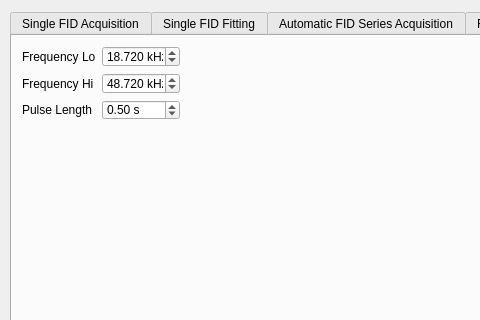
isispolneut/flynn_nmr_control, file daq_ui.ui: the form before one commit; both pictures show x 0 to 480 and y 0 to 320 of the 791 by 539 pixel window.
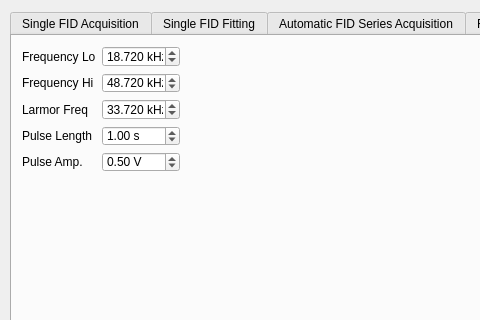
The form after the commit. The open tabs and pages were chosen to show the change.

Commit message:
Implemented working AFP. Allowed headless pulse emission.
Current default values for the AFP are NOT OPTIMIZED. Big losses. Parameter space of AFP will be explored in near future to optimize parameters.

Seperated functions that interact with DAQ so 'headless' (no GUI) scripts can be written by importing the functions from flynn.py that can emit NMR and AFP pulses.  This will allow rapid prototyping of scripts to explore the AFP parameter space.

Diff of the .ui file:
```diff
--- a/daq_ui.ui
+++ b/daq_ui.ui
@@ -1381,10 +1381,43 @@
         <x>10</x>
         <y>10</y>
         <width>158</width>
-        <height>74</height>
+        <height>126</height>
        </rect>
       </property>
       <layout class="QGridLayout" name="gridLayout_9">
+       <item row="2" column="1">
+        <widget class="QDoubleSpinBox" name="frequency_larmor_spin">
+         <property name="suffix">
+          <string> kHz</string>
+         </property>
+         <property name="decimals">
+          <number>3</number>
+         </property>
+         <property name="minimum">
+          <double>1.000000000000000</double>
+         </property>
+         <property name="maximum">
+          <double>100.000000000000000</double>
+         </property>
+         <property name="value">
+          <double>33.719999999999999</double>
+         </property>
+        </widget>
+       </item>
+       <item row="1" column="0">
+        <widget class="QLabel" name="frequency_higher_label">
+         <property name="text">
+          <string>Frequency Hi</string>
+         </property>
+        </widget>
+       </item>
+       <item row="3" column="0">
+        <widget class="QLabel" name="pulse_length_label">
+         <property name="text">
+          <string>Pulse Length</string>
+         </property>
+        </widget>
+       </item>
        <item row="0" column="0">
         <widget class="QLabel" name="frequency_lower_label">
          <property name="text">
@@ -1392,6 +1425,28 @@
          </property>
         </widget>
        </item>
+       <item row="3" column="1">
+        <widget class="QDoubleSpinBox" name="afp_pulse_length_spin">
+         <property name="suffix">
+          <string> s</string>
+         </property>
+         <property name="decimals">
+          <number>2</number>
+         </property>
+         <property name="minimum">
+          <double>0.010000000000000</double>
+         </property>
+         <property name="maximum">
+          <double>2.000000000000000</double>
+         </property>
+         <property name="singleStep">
+          <double>0.010000000000000</double>
+         </property>
+         <property name="value">
+          <double>1.000000000000000</double>
+         </property>
+        </widget>
+       </item>
        <item row="0" column="1">
         <widget class="QDoubleSpinBox" name="frequency_lower_spin">
          <property name="suffix">
@@ -1411,13 +1466,6 @@
          </property>
         </widget>
        </item>
-       <item row="1" column="0">
-        <widget class="QLabel" name="frequency_higher_label">
-         <property name="text">
-          <string>Frequency Hi</string>
-         </property>
-        </widget>
-       </item>
        <item row="1" column="1">
         <widget class="QDoubleSpinBox" name="frequency_higher_spin">
          <property name="suffix">
@@ -1438,34 +1486,35 @@
         </widget>
        </item>
        <item row="2" column="0">
-        <widget class="QLabel" name="pulse_length_label">
+        <widget class="QLabel" name="frequency_larmor_label">
          <property name="text">
-          <string>Pulse Length</string>
+          <string>Larmor Freq</string>
          </property>
         </widget>
        </item>
-       <item row="2" column="1">
-        <widget class="QDoubleSpinBox" name="pulse_length_spin">
+       <item row="4" column="1">
+        <widget class="QDoubleSpinBox" name="afp_pulse_amplitude_spin">
          <property name="suffix">
-          <string> s</string>
-         </property>
-         <property name="decimals">
-          <number>2</number>
-         </property>
-         <property name="minimum">
-          <double>0.010000000000000</double>
+          <string> V</string>
          </property>
          <property name="maximum">
-          <double>2.000000000000000</double>
+          <double>5.000000000000000</double>
          </property>
          <property name="singleStep">
-          <double>0.010000000000000</double>
+          <double>0.100000000000000</double>
          </property>
          <property name="value">
           <double>0.500000000000000</double>
          </property>
         </widget>
        </item>
+       <item row="4" column="0">
+        <widget class="QLabel" name="label">
+         <property name="text">
+          <string>Pulse Amp.</string>
+         </property>
+        </widget>
+       </item>
       </layout>
      </widget>
     </widget>
```
The commit also changes 3 other files.
